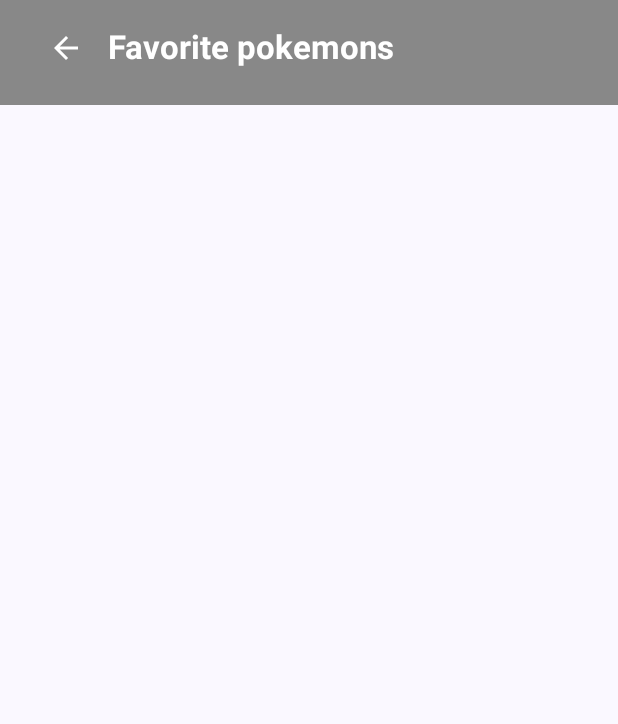
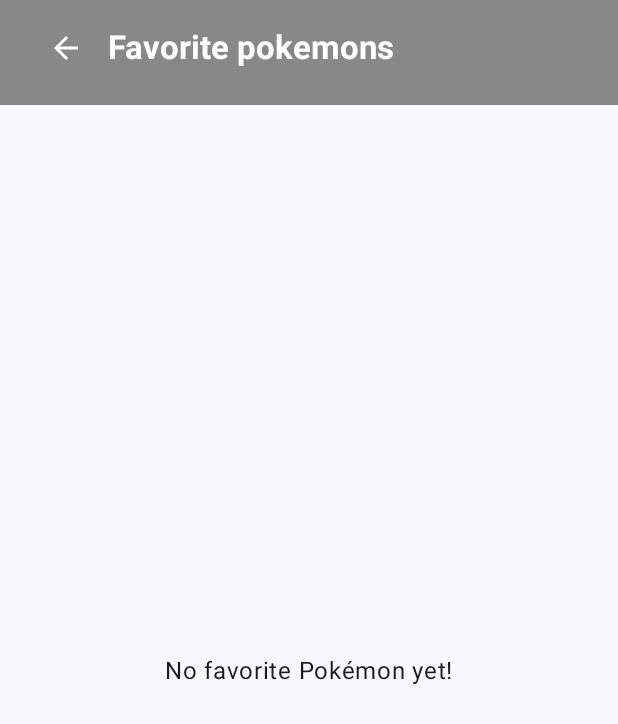
Before and after one commit to JvAvelar/pokedex-ph-app, an Android app built with Jetpack Compose: the screen it shows after launch (MainActivity), after a tap on "Right Icon", on a phone screen of 412 x 824 dp. Shown: the top 724 px of the screen. Run offline under Robolectric (Android 15) with nearby library versions, the phone set to English and light mode, and no system bars; our stand-ins replace Room's generated code, livedata-compose.

Commit message:
refatorado a tela de favoritos

```diff
--- a/app/src/main/java/com/vitoravelar/pokedex/ui/screen/FavoriteScreen.kt
+++ b/app/src/main/java/com/vitoravelar/pokedex/ui/screen/FavoriteScreen.kt
@@ -1,41 +1,101 @@
 package com.vitoravelar.pokedex.ui.screen
 
+import androidx.compose.foundation.layout.Box
 import androidx.compose.foundation.layout.PaddingValues
-import androidx.compose.material3.MaterialTheme
+import androidx.compose.foundation.layout.fillMaxSize
+import androidx.compose.foundation.layout.padding
+import androidx.compose.foundation.lazy.grid.GridCells
+import androidx.compose.foundation.lazy.grid.LazyVerticalGrid
+import androidx.compose.foundation.lazy.grid.items
 import androidx.compose.material3.Scaffold
+import androidx.compose.material3.SnackbarHost
+import androidx.compose.material3.SnackbarHostState
+import androidx.compose.material3.Text
 import androidx.compose.runtime.Composable
-import androidx.compose.ui.tooling.preview.Preview
+import androidx.compose.runtime.getValue
+import androidx.compose.runtime.livedata.observeAsState
+import androidx.compose.runtime.remember
+import androidx.compose.ui.Alignment
+import androidx.compose.ui.Modifier
+import androidx.compose.ui.platform.LocalContext
+import androidx.compose.ui.res.stringResource
+import androidx.compose.ui.unit.dp
 import androidx.navigation.NavHostController
+import com.vitoravelar.pokedex.R
+import com.vitoravelar.pokedex.feature.model.PokemonDetailEntity
 import com.vitoravelar.pokedex.ui.component.BaseTopAppBar
+import com.vitoravelar.pokedex.ui.component.PokemonCard
 import com.vitoravelar.pokedex.ui.viewmodel.PokeApiViewModel
+import com.vitoravelar.pokedex.utils.isNetworkAvailable
+import kotlinx.coroutines.CoroutineScope
+import kotlinx.coroutines.Dispatchers
+import kotlinx.coroutines.launch
 
 @Composable
 fun FavoriteScreen(viewModel: PokeApiViewModel, navController: NavHostController) {
 
-    MaterialTheme {
-        Scaffold(topBar = { BaseTopAppBar("Favorite pokemons") })
-        { paddings ->
-            ContentFavoriteScreen(paddings)
-        }
+    val favorites by viewModel.listAllFavorite.observeAsState(emptyList())
+    val snackbarHostState = remember { SnackbarHostState() }
+
+    Scaffold(
+        topBar = {
+            BaseTopAppBar(
+                title = stringResource(R.string.title_favorite),
+                onLeftIconClick = { navController.popBackStack() })
+        },
+        snackbarHost = { SnackbarHost(snackbarHostState) })
+    { paddings ->
+
+        if (favorites.isEmpty()) {
+            Box(
+                modifier = Modifier
+                    .fillMaxSize()
+                    .padding(paddings),
+                contentAlignment = Alignment.Center
+            ) {
+                Text(stringResource(R.string.no_favorite_yet))
+            }
+        } else
+            ContentFavoriteScreen(
+                paddings,
+                favorites, snackbarHostState,
+                onClickCard = { pokemonName ->
+                    navController.navigate("detail/${pokemonName}")
+                })
     }
-
 }
 
 @Composable
-private fun ContentFavoriteScreen(paddings: PaddingValues) {
+private fun ContentFavoriteScreen(
+    paddings: PaddingValues,
+    favorites: List<PokemonDetailEntity>,
+    snackbarHostState: SnackbarHostState,
+    onClickCard: (String) -> Unit
+) {
+    LazyVerticalGrid(
+        columns = GridCells.Adaptive(120.dp),
+        modifier = Modifier
+            .fillMaxSize()
+            .padding(paddings),
+        contentPadding = PaddingValues(8.dp)
+    ) {
+        items(favorites) { pokemon ->
+            val context = LocalContext.current
+            val messageNoConnection = stringResource(R.string.no_connection)
 
-}
-
-
-@Composable
-@Preview
-private fun FavoriteScreenPreview() {
-    MaterialTheme {
-        Scaffold(
-            topBar = { BaseTopAppBar("Favorite pokemons") })
-        { paddings ->
-            ContentFavoriteScreen(paddings)
-
+            PokemonCard(
+                name = pokemon.name,
+                imageUrl = pokemon.imageUrl,
+                onClick = {
+                    if (isNetworkAvailable(context)) {
+                        onClickCard(pokemon.name)
+                    } else {
+                        CoroutineScope(Dispatchers.Default).launch {
+                            snackbarHostState.showSnackbar(messageNoConnection)
+                        }
+                    }
+                }
+            )
         }
     }
 }
```
